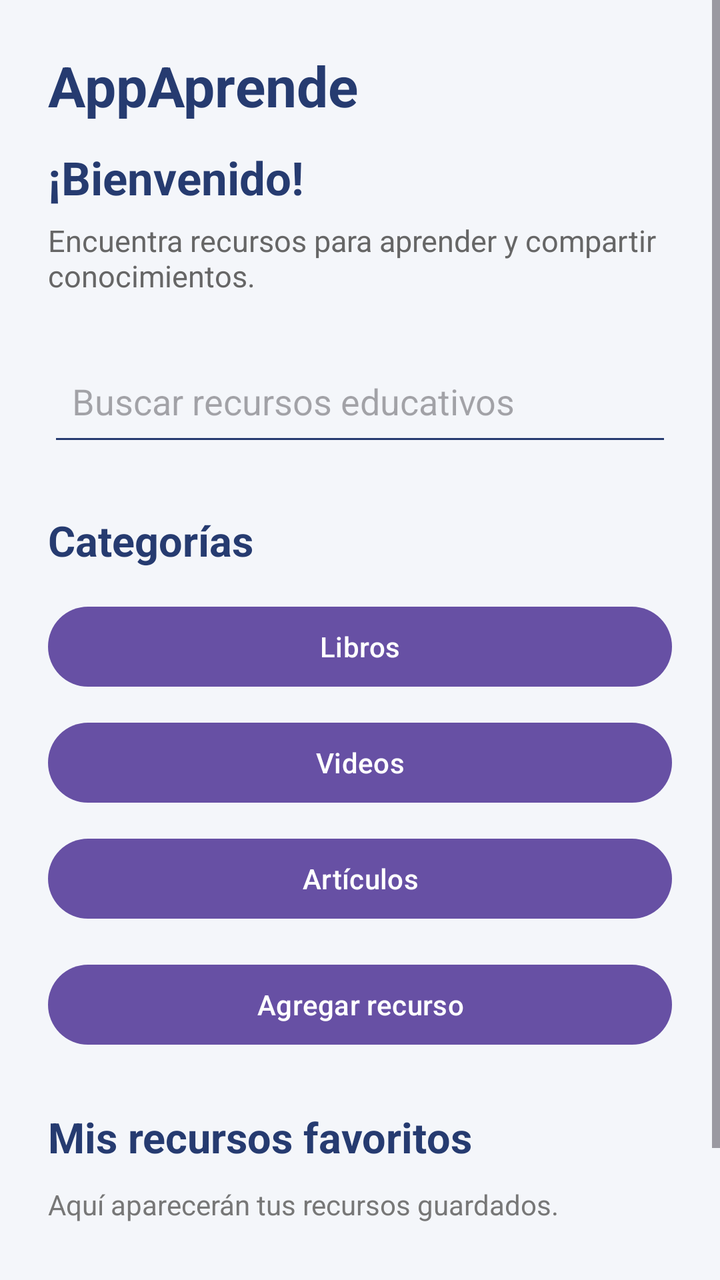
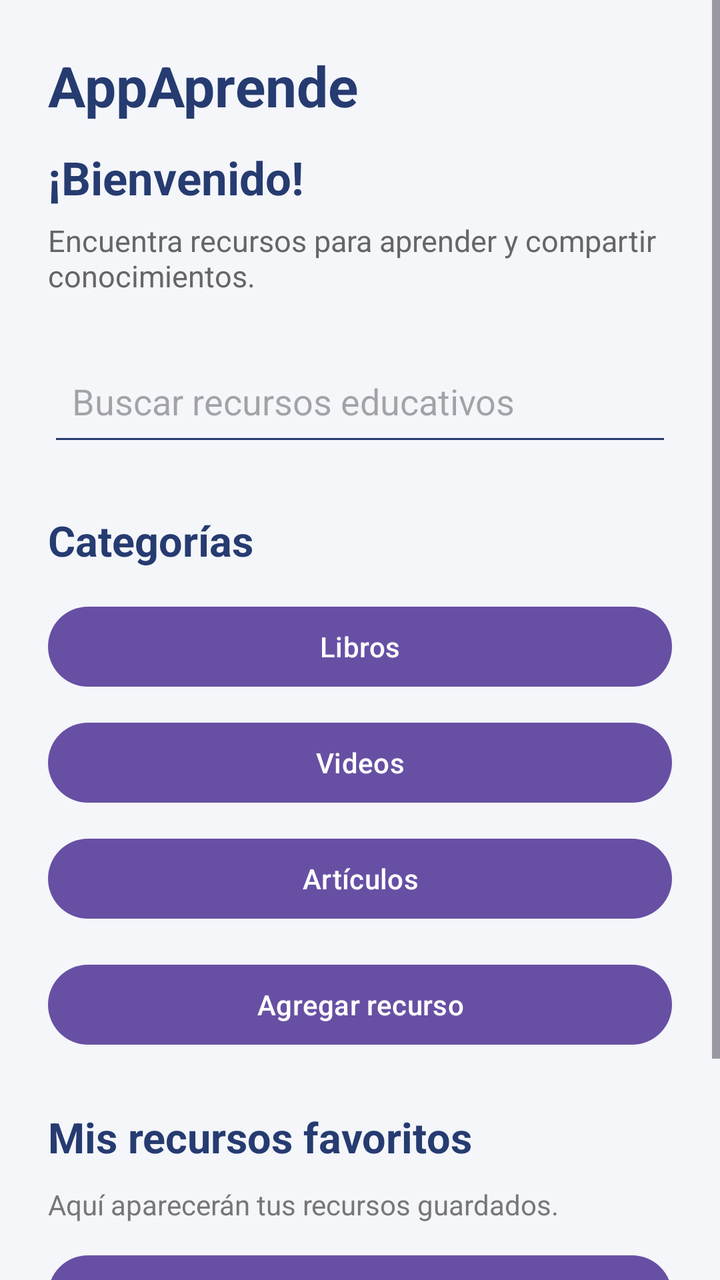

Compare the two renders of this Android layout. The source of the first and the diff that turns it into the second are given below.
<!-- AndroidManifest.xml: application theme Theme.AppAprende -->
<!-- res/layout/activity_home.xml -->
<?xml version="1.0" encoding="utf-8"?>
<ScrollView xmlns:android="http://schemas.android.com/apk/res/android"
    android:layout_width="match_parent"
    android:layout_height="match_parent"
    android:background="#F4F6FA"
    android:fillViewport="true">

    <LinearLayout
        android:layout_width="match_parent"
        android:layout_height="wrap_content"
        android:orientation="vertical"
        android:padding="24dp">

        <TextView
            android:layout_width="wrap_content"
            android:layout_height="wrap_content"
            android:text="AppAprende"
            android:textColor="#263B70"
            android:textSize="28sp"
            android:textStyle="bold" />

        <TextView
            android:id="@+id/txtBienvenida"
            android:layout_width="match_parent"
            android:layout_height="wrap_content"
            android:layout_marginTop="12dp"
            android:text="¡Bienvenido!"
            android:textColor="#263B70"
            android:textSize="23sp"
            android:textStyle="bold" />

        <TextView
            android:layout_width="match_parent"
            android:layout_height="wrap_content"
            android:layout_marginTop="6dp"
            android:text="Encuentra recursos para aprender y compartir conocimientos."
            android:textColor="#666666"
            android:textSize="15sp" />

        <EditText
            android:id="@+id/edtBuscar"
            android:layout_width="match_parent"
            android:layout_height="55dp"
            android:layout_marginTop="25dp"
            android:backgroundTint="#263B70"
            android:hint="Buscar recursos educativos"
            android:padding="12dp"
            android:singleLine="true" />

        <TextView
            android:layout_width="match_parent"
            android:layout_height="wrap_content"
            android:layout_marginTop="28dp"
            android:text="Categorías"
            android:textColor="#263B70"
            android:textSize="21sp"
            android:textStyle="bold" />

        <Button
            android:id="@+id/btnLibros"
            android:layout_width="match_parent"
            android:layout_height="wrap_content"
            android:layout_marginTop="15dp"
            android:text="Libros" />

        <Button
            android:id="@+id/btnVideos"
            android:layout_width="match_parent"
            android:layout_height="wrap_content"
            android:layout_marginTop="10dp"
            android:text="Videos" />

        <Button
            android:id="@+id/btnArticulos"
            android:layout_width="match_parent"
            android:layout_height="wrap_content"
            android:layout_marginTop="10dp"
            android:text="Artículos" />

        <Button
            android:id="@+id/btnAgregarRecurso"
            android:layout_width="match_parent"
            android:layout_height="wrap_content"
            android:layout_marginTop="15dp"
            android:text="Agregar recurso" />

        <TextView
            android:layout_width="match_parent"
            android:layout_height="wrap_content"
            android:layout_marginTop="28dp"
            android:text="Mis recursos favoritos"
            android:textColor="#263B70"
            android:textSize="21sp"
            android:textStyle="bold" />

        <TextView
            android:layout_width="match_parent"
            android:layout_height="wrap_content"
            android:layout_marginTop="10dp"
            android:text="Aquí aparecerán tus recursos guardados."
            android:textColor="#777777"
            android:textSize="14sp" />

        <Button
            android:id="@+id/btnCerrarSesion"
            android:layout_width="match_parent"
            android:layout_height="wrap_content"
            android:layout_marginTop="30dp"
            android:text="Cerrar sesión" />

    </LinearLayout>

</ScrollView>
<!-- resources referenced by this layout -->
<resources>
  <style name="Theme.AppAprende" parent="Base.Theme.AppAprende" />
  <style name="Base.Theme.AppAprende" parent="Theme.Material3.DayNight.NoActionBar">
          
          
      </style>
</resources>

<!-- the commit's change to res/layout/activity_home.xml (unified diff, before → after) -->
@@ -102,6 +102,13 @@
             android:textSize="14sp" />
 
         <Button
+            android:id="@+id/btnVerFavoritos"
+            android:layout_width="match_parent"
+            android:layout_height="wrap_content"
+            android:layout_marginTop="12dp"
+            android:text="Ver mis favoritos" />
+
+        <Button
             android:id="@+id/btnCerrarSesion"
             android:layout_width="match_parent"
             android:layout_height="wrap_content"
